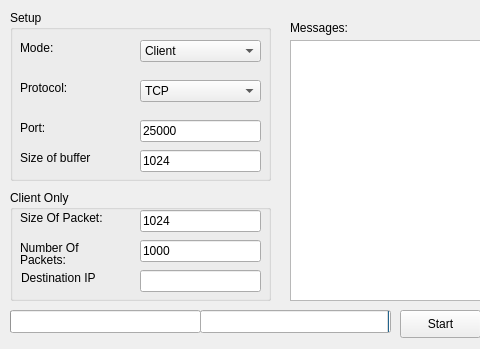
Qt form mainwindow.ui (isaacmorneau/4985_asn2) before a commit; both pictures show x 0 to 480 and y 0 to 349 of the 704 by 349 pixel window.
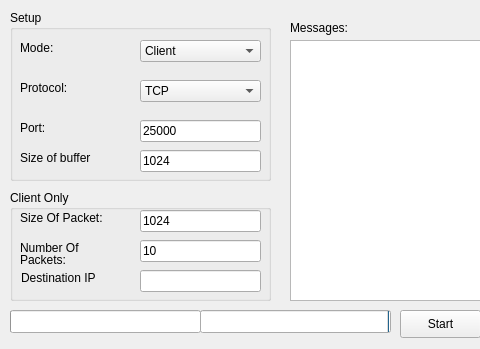
The same form after that commit.

Diff of the .ui file:
```diff
--- a/mainwindow.ui
+++ b/mainwindow.ui
@@ -78,7 +78,7 @@
       </rect>
      </property>
      <property name="text">
-      <string>1000</string>
+      <string>10</string>
      </property>
     </widget>
     <widget class="QLabel" name="label_5">
```
